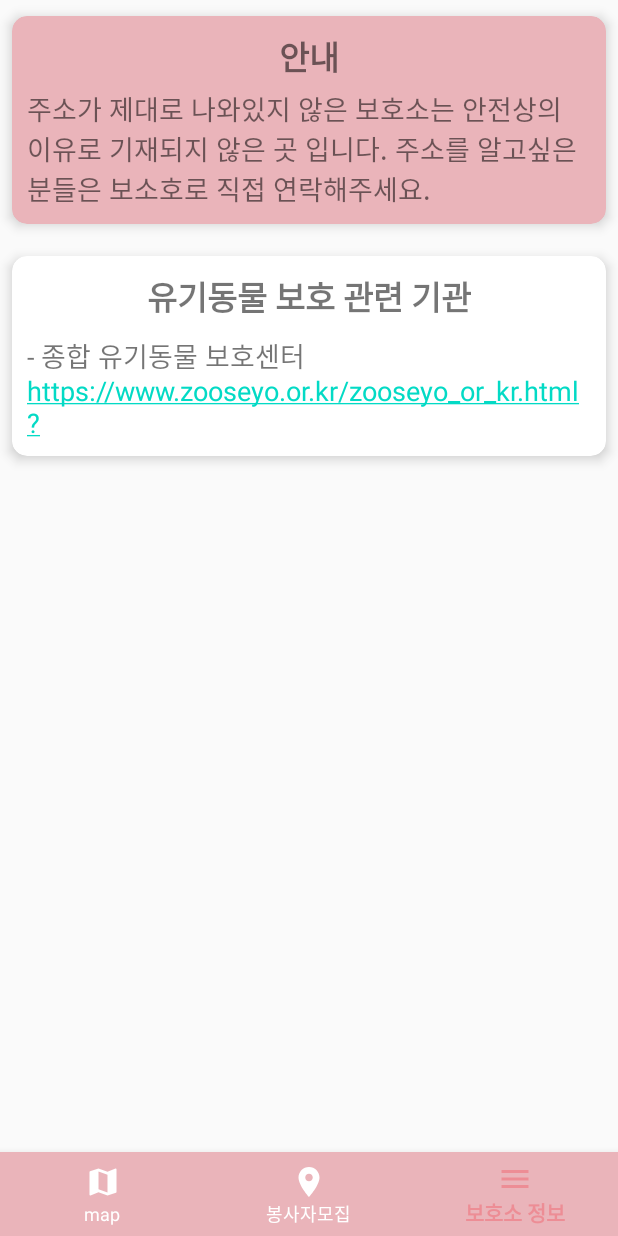
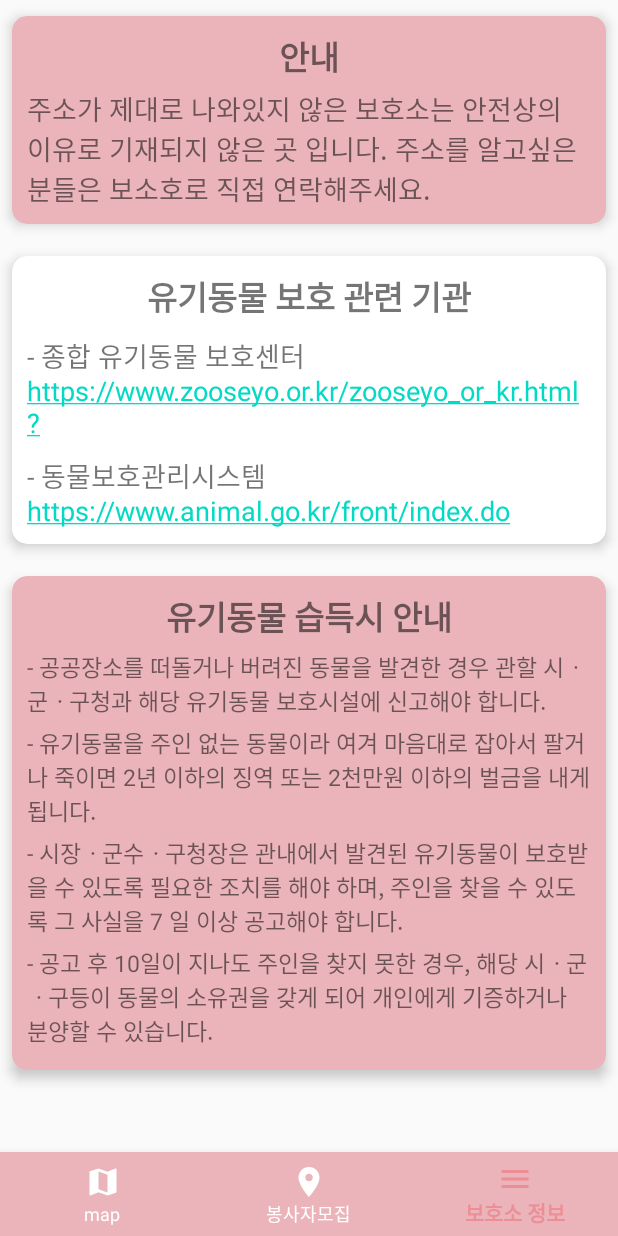
Before and after one commit to carousel59/Animalunteer, an Android app: the screen it shows after launch (MainActivity), item 3 of the bottom bar chosen, on a phone screen of 412 x 824 dp. Run offline under Robolectric (Android 15) with nearby library versions, the light colour scheme and no system bars.

Commit message:
add InformFragment

```diff
--- a/app/src/main/res/layout/fragment_inform.xml
+++ b/app/src/main/res/layout/fragment_inform.xml
@@ -73,7 +73,70 @@
                     android:layout_height="wrap_content"
                     android:text="- 종합 유기동물 보호센터\nhttps://www.zooseyo.or.kr/zooseyo_or_kr.html?"
                     android:textSize="18sp"
+                    android:autoLink="all"
+                    android:paddingBottom="10dp"/>
+
+                <TextView
+                    android:layout_width="wrap_content"
+                    android:layout_height="wrap_content"
+                    android:text="- 동물보호관리시스템\nhttps://www.animal.go.kr/front/index.do"
+                    android:textSize="18sp"
                     android:autoLink="all"/>
+
+            </LinearLayout>
+
+        </androidx.cardview.widget.CardView>
+
+        <androidx.cardview.widget.CardView
+            android:layout_width="match_parent"
+            android:layout_height="wrap_content"
+            app:cardCornerRadius="10dp"
+            app:cardElevation="5dp"
+            app:cardUseCompatPadding="true"
+            app:cardBackgroundColor="@color/under">
+
+            <LinearLayout
+                android:layout_width="match_parent"
+                android:layout_height="wrap_content"
+                android:orientation="vertical"
+                android:padding="10dp">
+
+                <TextView
+                    android:layout_width="match_parent"
+                    android:layout_height="wrap_content"
+                    android:text="유기동물 습득시 안내"
+                    android:gravity="center"
+                    android:textStyle="bold"
+                    android:layout_marginBottom="5dp"
+                    android:textSize="22sp"/>
+
+                <TextView
+                    android:layout_width="wrap_content"
+                    android:layout_height="wrap_content"
+                    android:text="- 공공장소를 떠돌거나 버려진 동물을 발견한 경우 관할 시ㆍ군ㆍ구청과 해당 유기동물 보호시설에 신고해야 합니다."
+                    android:textSize="15sp"
+                    android:paddingBottom="5dp"/>
+
+                <TextView
+                    android:layout_width="wrap_content"
+                    android:layout_height="wrap_content"
+                    android:text="- 유기동물을 주인 없는 동물이라 여겨 마음대로 잡아서 팔거나 죽이면 2년 이하의 징역 또는 2천만원 이하의 벌금을 내게 됩니다."
+                    android:textSize="15sp"
+                    android:paddingBottom="5dp"/>
+
+                <TextView
+                    android:layout_width="wrap_content"
+                    android:layout_height="wrap_content"
+                    android:text="- 시장ㆍ군수ㆍ구청장은 관내에서 발견된 유기동물이 보호받을 수 있도록 필요한 조치를 해야 하며, 주인을 찾을 수 있도록 그 사실을 7 일 이상 공고해야 합니다."
+                    android:textSize="15sp"
+                    android:paddingBottom="5dp"/>
+
+                <TextView
+                    android:layout_width="wrap_content"
+                    android:layout_height="wrap_content"
+                    android:text="- 공고 후 10일이 지나도 주인을 찾지 못한 경우, 해당 시ㆍ군ㆍ구등이 동물의 소유권을 갖게 되어 개인에게 기증하거나 분양할 수 있습니다."
+                    android:textSize="15sp"
+                    android:paddingBottom="5dp"/>
 
             </LinearLayout>
 
@@ -84,4 +147,6 @@
 
 
 
+
+
 </FrameLayout>
```
